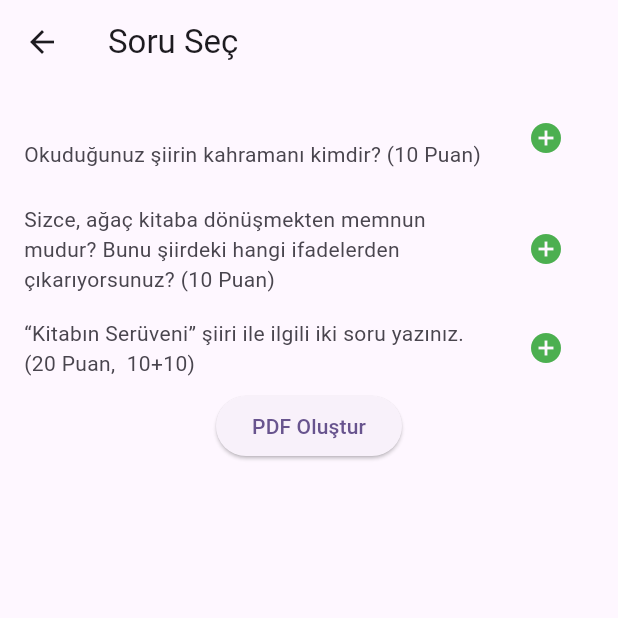
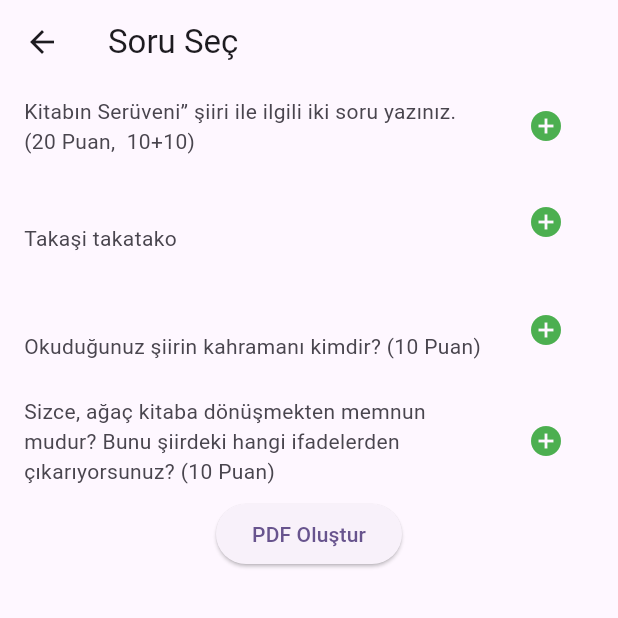
Before and after one commit to nyzmemre/pdfcreator, a Flutter app: the Questions screen opened directly, after a tap on "PDF Oluştur", on a phone screen of 412 x 824 dp, the top half of it. Run offline on Flutter 3.47's test engine with Material 3 defaults, Android fonts, the light colour scheme and no system bars; our stand-ins replace open_file, pdf.

Commit message:
added pdf text and image not working

```diff
--- a/lib/questions.dart
+++ b/lib/questions.dart
@@ -1,5 +1,4 @@
 import 'dart:io';
-
 import 'package:flutter/material.dart';
 import 'package:flutter/services.dart';
 import 'package:open_file/open_file.dart';
@@ -11,6 +10,7 @@ import 'package:pdfcreator/question_model.dart';
 class Questions extends StatelessWidget {
    Questions({Key? key}) : super(key: key);
   List<QuestionModel> addPdfList=[];
+  int curIndex=0;
 
   @override
   Widget build(BuildContext context) {
@@ -24,19 +24,20 @@ class Questions extends StatelessWidget {
             ListView.builder(
               shrinkWrap: true,
                 physics: ScrollPhysics(),
-                itemCount: questions.length,
+                itemCount: questionList.length,
                 itemBuilder: (context, int index){
               return ListTile(
-                subtitle: Text(questions[index]),
+                subtitle: Text(questionList[index].question),
                 trailing: IconButton(onPressed: (){
                   addPdfList.add(questionList[index]);
                   print(addPdfList);
+                  curIndex=index;
                 }, icon: Icon(Icons.add_circle, color: Colors.green,)),
               );
             }),
 
           ElevatedButton(onPressed: ()async{
-          await  createPDF(addPdfList);
+          await  createPDF(addPdfList, curIndex);
           }, child: Text('PDF Oluştur'))
         ],
       ),
@@ -45,37 +46,38 @@ class Questions extends StatelessWidget {
 }
 
 
-List<String> questions=["Okuduğunuz şiirin kahramanı kimdir? (10 Puan)",
-"Sizce, ağaç kitaba dönüşmekten memnun mudur? Bunu şiirdeki hangi ifadelerden çıkarıyorsunuz? (10 Puan)",
-"“Kitabın Serüveni” şiiri ile ilgili iki soru yazınız. (20 Puan,  10+10)"];
 
 List<QuestionModel> questionList=[
   QuestionModel(question: "Kitabın Serüveni” şiiri ile ilgili iki soru yazınız. (20 Puan,  10+10)"),
+  QuestionModel(imagePath:'assets/firsat.png',question: "Takaşi takatako"),
   QuestionModel(premise: "Öncül Laaaaa", question: "Okuduğunuz şiirin kahramanı kimdir? (10 Puan)"),
   QuestionModel(imagePath: "assets/pic.JPG",question: "Sizce, ağaç kitaba dönüşmekten memnun mudur? Bunu şiirdeki hangi ifadelerden çıkarıyorsunuz? (10 Puan)",
   )
 ];
 
+
 Future<pw.Font> loadFont() async {
   final fontData = await rootBundle.load('assets/times.ttf');
   return pw.Font.ttf(fontData.buffer.asByteData());
 }
-Future<Widget> imageLoad(imagePath)async{
-  final ByteData image= await rootBundle.load('assets$imagePath');
-  Uint8List imageData= (image).buffer.asUint8List();
 
+
+
+
+Future<pw.Widget> imageLoad(String imagePath) async {
+  final ByteData image = await rootBundle.load(imagePath);
+  final Uint8List imageData = image.buffer.asUint8List();
   return pw.Image(
-      pw.MemoryImage(imageData)
-  ) as Widget?;
+    pw.MemoryImage(imageData),
+  );
 }
 
 
 
-Future<void> createPDF(List<QuestionModel> questionsList) async {
+Future<void> createPDF(List<QuestionModel> questionsList, int index) async {
   final pdf = pw.Document();
   pw.Font font = await loadFont();
-  final ByteData image= await rootBundle.load('assets/pic.JPG');
-  Uint8List imageData= (image).buffer.asUint8List();
+   var pic=await rootBundle.loadString(questionsList[index].imagePath ?? '');
 
 
   // Ekleme: Sayfa oluşturun
@@ -83,11 +85,13 @@ Future<void> createPDF(List<QuestionModel> questionsList) async {
     pw.Page(
       // Ekleme: Sayfa içeriği oluşturun
       build: (pw.Context context) {
+
         return pw.Column(
           crossAxisAlignment: pw.CrossAxisAlignment.start,
           children: [
             // Ekleme: Her bir soru için bir metin ekleyin
             for (var question in questionsList)
+
               pw.Column(
                 crossAxisAlignment: pw.CrossAxisAlignment.start,
                 children: [
@@ -96,10 +100,13 @@ Future<void> createPDF(List<QuestionModel> questionsList) async {
                     question.premise!,
                   ):pw.SizedBox(),
                   ///resim
-                  pw.SizedBox(
-                      height: 150,
-                      child:  imageLoad('pic.JPG')
-                  ),
+                 (question.imagePath!=null) ? pw.Container(
+        height: 100,
+        child: pw.Image(pw.MemoryImage(File(pic).readAsBytesSync()))
+        )
+                  :
+                 pw.SizedBox(),
+
                   ///soru
                   pw.Text(
                     question.question,
```
Also changed, not shown: lib/question_model.dart (+9 -0 lines).
